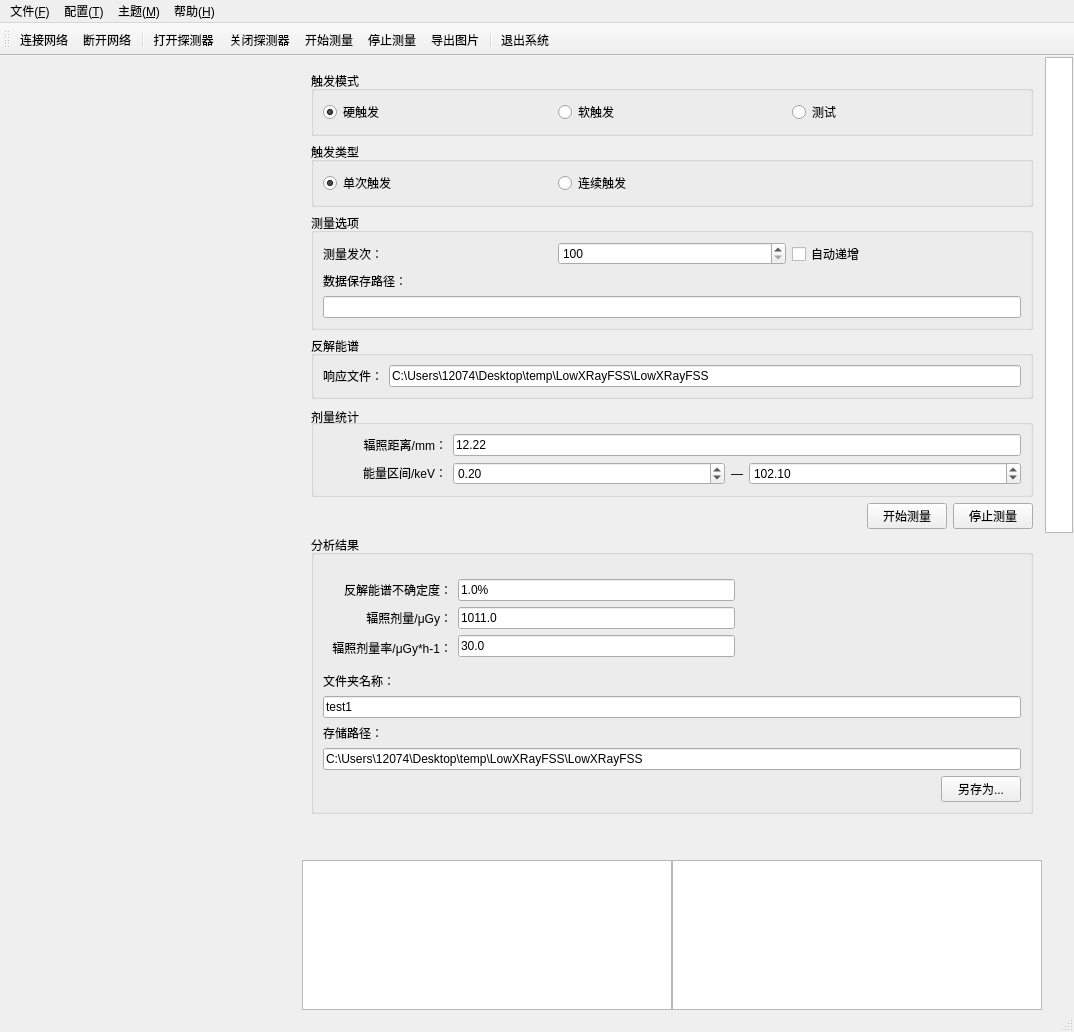
Old version of the form mainwindow.ui in the repository MrXiaomao/HEXRayFSS_QT.
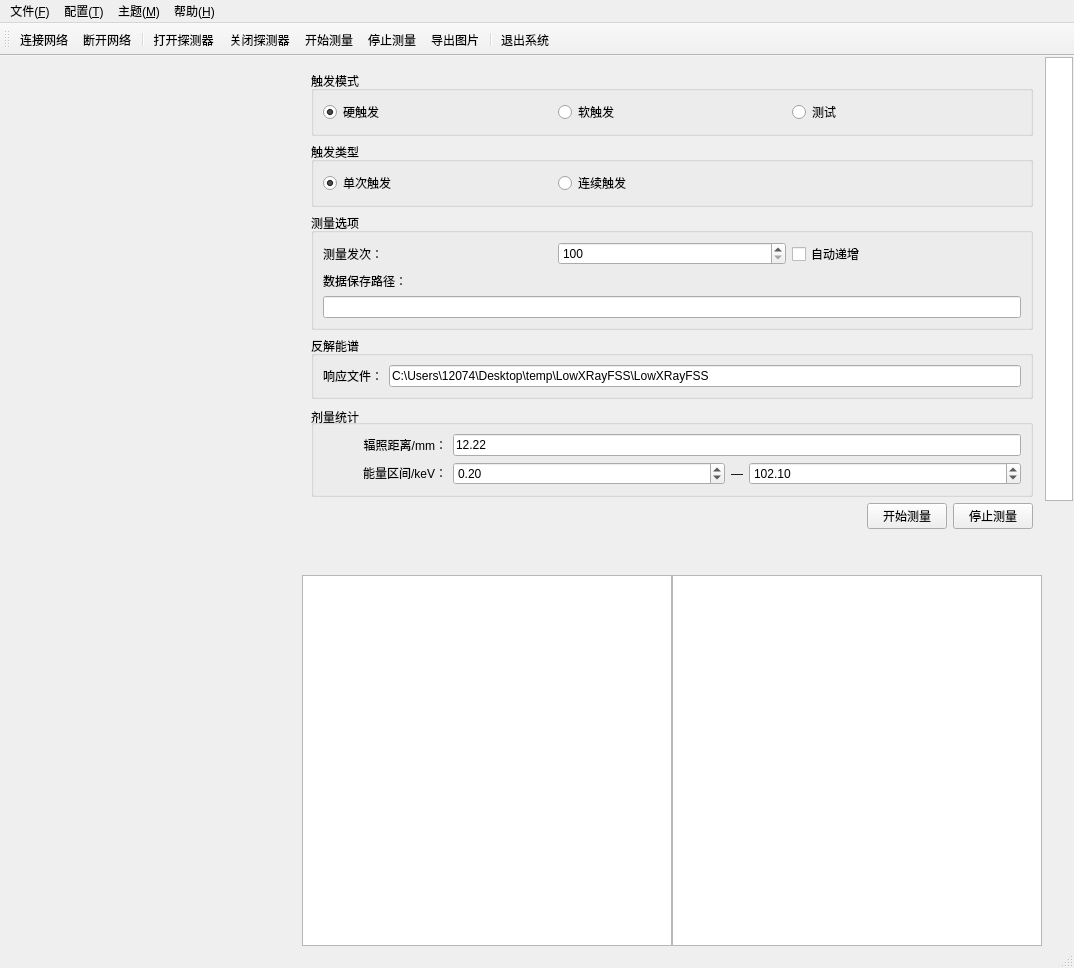
New version of the form. Icons and pictures are not drawn. Custom widgets are drawn as their Qt base class.

Commit message: 彻底删除MATLAB动态库调用的代码，并删除界面低能滤片堆栈保存结果部分

The edit to the form file:
```diff
--- a/mainwindow.ui
+++ b/mainwindow.ui
@@ -526,266 +526,6 @@
             </layout>
            </widget>
           </item>
-          <item>
-           <widget class="QGroupBox" name="groupBox_3">
-            <property name="sizePolicy">
-             <sizepolicy hsizetype="Preferred" vsizetype="Minimum">
-              <horstretch>0</horstretch>
-              <verstretch>0</verstretch>
-             </sizepolicy>
-            </property>
-            <property name="title">
-             <string>分析结果</string>
-            </property>
-            <layout class="QVBoxLayout" name="verticalLayout_7">
-             <item>
-              <widget class="QWidget" name="widget_3" native="true">
-               <layout class="QHBoxLayout" name="horizontalLayout_10">
-                <property name="leftMargin">
-                 <number>0</number>
-                </property>
-                <property name="topMargin">
-                 <number>0</number>
-                </property>
-                <property name="rightMargin">
-                 <number>0</number>
-                </property>
-                <property name="bottomMargin">
-                 <number>0</number>
-                </property>
-               </layout>
-              </widget>
-             </item>
-             <item>
-              <widget class="QWidget" name="widget_8" native="true">
-               <property name="maximumSize">
-                <size>
-                 <width>16777215</width>
-                 <height>100</height>
-                </size>
-               </property>
-               <layout class="QGridLayout" name="gridLayout">
-                <item row="0" column="0">
-                 <widget class="QLabel" name="label_8">
-                  <property name="sizePolicy">
-                   <sizepolicy hsizetype="Preferred" vsizetype="Preferred">
-                    <horstretch>0</horstretch>
-                    <verstretch>0</verstretch>
-                   </sizepolicy>
-                  </property>
-                  <property name="text">
-                   <string>反解能谱不确定度：</string>
-                  </property>
-                  <property name="alignment">
-                   <set>Qt::AlignRight|Qt::AlignTrailing|Qt::AlignVCenter</set>
-                  </property>
-                 </widget>
-                </item>
-                <item row="0" column="1">
-                 <widget class="QLineEdit" name="lineEdit_reverseValue">
-                  <property name="sizePolicy">
-                   <sizepolicy hsizetype="Preferred" vsizetype="Fixed">
-                    <horstretch>0</horstretch>
-                    <verstretch>0</verstretch>
-                   </sizepolicy>
-                  </property>
-                  <property name="maximumSize">
-                   <size>
-                    <width>16777215</width>
-                    <height>16777215</height>
-                   </size>
-                  </property>
-                  <property name="text">
-                   <string>1.0%</string>
-                  </property>
-                 </widget>
-                </item>
-                <item row="0" column="2">
-                 <spacer name="horizontalSpacer_5">
-                  <property name="orientation">
-                   <enum>Qt::Horizontal</enum>
-                  </property>
-                  <property name="sizeHint" stdset="0">
-                   <size>
-                    <width>145</width>
-                    <height>20</height>
-                   </size>
-                  </property>
-                 </spacer>
-                </item>
-                <item row="1" column="0">
-                 <widget class="QLabel" name="label_9">
-                  <property name="text">
-                   <string>辐照剂量/μGy：</string>
-                  </property>
-                  <property name="alignment">
-                   <set>Qt::AlignRight|Qt::AlignTrailing|Qt::AlignVCenter</set>
-                  </property>
-                 </widget>
-                </item>
-                <item row="1" column="1">
-                 <widget class="QLineEdit" name="lineEdit_dadiationDose">
-                  <property name="enabled">
-                   <bool>true</bool>
-                  </property>
-                  <property name="maximumSize">
-                   <size>
-                    <width>16777215</width>
-                    <height>16777215</height>
-                   </size>
-                  </property>
-                  <property name="text">
-                   <string>1011.0</string>
-                  </property>
-                  <property name="readOnly">
-                   <bool>true</bool>
-                  </property>
-                 </widget>
-                </item>
-                <item row="2" column="0">
-                 <widget class="QLabel" name="label_10">
-                  <property name="sizePolicy">
-                   <sizepolicy hsizetype="Preferred" vsizetype="Preferred">
-                    <horstretch>0</horstretch>
-                    <verstretch>0</verstretch>
-                   </sizepolicy>
-                  </property>
-                  <property name="text">
-                   <string>辐照剂量率/μGy*h-1：</string>
-                  </property>
-                  <property name="alignment">
-                   <set>Qt::AlignBottom|Qt::AlignRight|Qt::AlignTrailing</set>
-                  </property>
-                 </widget>
-                </item>
-                <item row="2" column="1">
-                 <widget class="QLineEdit" name="lineEdit_dadiationDoseRate">
-                  <property name="enabled">
-                   <bool>true</bool>
-                  </property>
-                  <property name="text">
-                   <string>30.0</string>
-                  </property>
-                  <property name="readOnly">
-                   <bool>true</bool>
-                  </property>
-                 </widget>
-                </item>
-               </layout>
-              </widget>
-             </item>
-             <item>
-              <widget class="QLabel" name="label_15">
-               <property name="sizePolicy">
-                <sizepolicy hsizetype="Preferred" vsizetype="Fixed">
-                 <horstretch>0</horstretch>
-                 <verstretch>0</verstretch>
-                </sizepolicy>
-               </property>
-               <property name="text">
-                <string>文件夹名称：</string>
-               </property>
-              </widget>
-             </item>
-             <item>
-              <widget class="QLineEdit" name="lineEdit_SaveAsFileName">
-               <property name="sizePolicy">
-                <sizepolicy hsizetype="Preferred" vsizetype="Fixed">
-                 <horstretch>0</horstretch>
-                 <verstretch>0</verstretch>
-                </sizepolicy>
-               </property>
-               <property name="text">
-                <string>test1</string>
-               </property>
-              </widget>
-             </item>
-             <item>
-              <widget class="QLabel" name="label_14">
-               <property name="sizePolicy">
-                <sizepolicy hsizetype="Preferred" vsizetype="Fixed">
-                 <horstretch>0</horstretch>
-                 <verstretch>0</verstretch>
-                </sizepolicy>
-               </property>
-               <property name="styleSheet">
-                <string notr="true"/>
-               </property>
-               <property name="text">
-                <string>存储路径：</string>
-               </property>
-              </widget>
-             </item>
-             <item>
-              <widget class="QLineEdit" name="lineEdit_SaveAsPath">
-               <property name="sizePolicy">
-                <sizepolicy hsizetype="Preferred" vsizetype="Fixed">
-                 <horstretch>0</horstretch>
-                 <verstretch>0</verstretch>
-                </sizepolicy>
-               </property>
-               <property name="text">
-                <string>C:\Users\12074\Desktop\temp\LowXRayFSS\LowXRayFSS</string>
-               </property>
-              </widget>
-             </item>
-             <item>
-              <widget class="QWidget" name="widget_6" native="true">
-               <property name="sizePolicy">
-                <sizepolicy hsizetype="Preferred" vsizetype="Preferred">
-                 <horstretch>0</horstretch>
-                 <verstretch>0</verstretch>
-                </sizepolicy>
-               </property>
-               <layout class="QHBoxLayout" name="horizontalLayout_12">
-                <property name="leftMargin">
-                 <number>0</number>
-                </property>
-                <property name="topMargin">
-                 <number>0</number>
-                </property>
-                <property name="rightMargin">
-                 <number>0</number>
-                </property>
-                <property name="bottomMargin">
-                 <number>0</number>
-                </property>
-                <item>
-                 <spacer name="horizontalSpacer_6">
-                  <property name="orientation">
-                   <enum>Qt::Horizontal</enum>
-                  </property>
-                  <property name="sizeHint" stdset="0">
-                   <size>
-                    <width>605</width>
-                    <height>20</height>
-                   </size>
-                  </property>
-                 </spacer>
-                </item>
-                <item>
-                 <widget class="QPushButton" name="pushButton_saveAs">
-                  <property name="sizePolicy">
-                   <sizepolicy hsizetype="Minimum" vsizetype="Fixed">
-                    <horstretch>0</horstretch>
-                    <verstretch>0</verstretch>
-                   </sizepolicy>
-                  </property>
-                  <property name="text">
-                   <string>另存为...</string>
-                  </property>
-                  <property name="icon">
-                   <iconset resource="../3rdParty/resource/resource.qrc">
-                    <normaloff>:/lingcunwei.png</normaloff>:/lingcunwei.png</iconset>
-                  </property>
-                 </widget>
-                </item>
-               </layout>
-              </widget>
-             </item>
-            </layout>
-           </widget>
-          </item>
           <item>
            <spacer name="verticalSpacer_3">
             <property name="orientation">
```
The commit also changes 8 other files.
